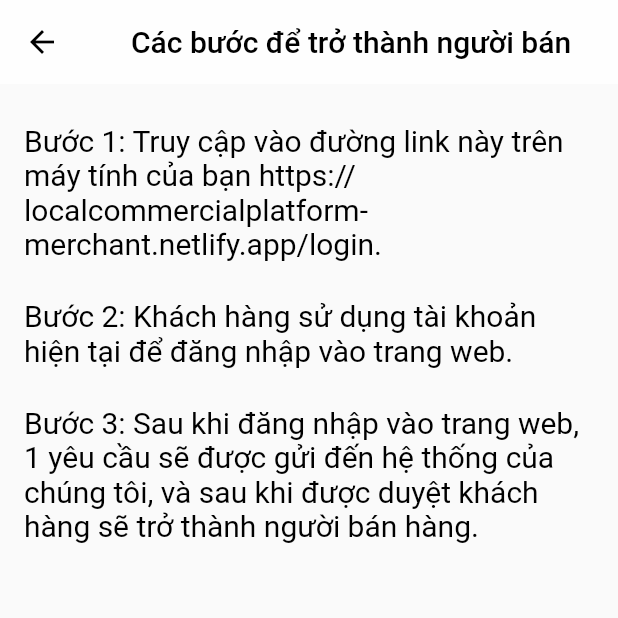
After one commit to Local-Ecommerce/lcp-mobile, a Flutter app: the BecomeMerchantScreen screen opened by its route, on a phone screen of 412 x 824 dp, the top half of it. The commit adds this screen. Run offline on Flutter 3.47's test engine with Material 2 defaults, Android fonts, the phone set to English and light mode, and no system bars; our stand-ins replace bloc, bubble_tab_indicator, cached_network_image, carousel_slider, cloud_firestore, dio and 14 more; missing offline and left inert: confirm_dialog; accounts and stored records are empty.

Commit message:
[02/05/2022 - KhoiLDA] Add Become Merchant and Fix Ui Code

```diff
--- a/lib/feature/discover/ui/discover_screen.dart
+++ b/lib/feature/discover/ui/discover_screen.dart
@@ -426,7 +426,7 @@ class _DiscoverScreenState extends State<DiscoverScreen>
   }
 
   _appBar(height) => PreferredSize(
-        preferredSize: Size(MediaQuery.of(context).size.width, height + 60),
+        preferredSize: Size(MediaQuery.of(context).size.width, height + 70),
         child: Stack(
           children: <Widget>[
             Container(
--- a/lib/feature/home/home.dart
+++ b/lib/feature/home/home.dart
@@ -4,7 +4,7 @@ import 'package:google_nav_bar/google_nav_bar.dart';
 import 'package:lcp_mobile/feature/cart/ui/cart_screen.dart';
 import 'package:lcp_mobile/feature/discover/ui/discover_screen.dart';
 import 'package:lcp_mobile/feature/portal/ui/portal_screen.dart';
-import 'package:lcp_mobile/feature/profile/profile_screen.dart';
+import 'package:lcp_mobile/feature/profile/ui/profile_screen.dart';
 
 class HomeScreen extends StatefulWidget {
   HomeScreen({Key key}) : super(key: key);
--- /dev/null
+++ b/lib/feature/profile/ui/become_merchant_screen.dart
@@ -0,0 +1,71 @@
+import 'package:flutter/material.dart';
+import 'package:lcp_mobile/resources/R.dart';
+import 'package:lcp_mobile/resources/app_theme.dart';
+
+class BecomeMerchantScreen extends StatefulWidget {
+  @override
+  _BecomeMerchantScreenState createState() => _BecomeMerchantScreenState();
+}
+
+class _BecomeMerchantScreenState extends State<BecomeMerchantScreen> {
+  final GlobalKey<ScaffoldState> _scaffoldKey = GlobalKey<ScaffoldState>();
+  @override
+  Widget build(BuildContext context) {
+    return Scaffold(
+      key: _scaffoldKey,
+      appBar: AppBar(
+        elevation: 0,
+        backgroundColor: Colors.white70,
+        iconTheme: IconThemeData(
+          color: Colors.black, //change your color here
+        ),
+        title: Center(
+          child: Text(
+            "Các bước để trở thành người bán",
+            style: TextStyle(color: Colors.black),
+          ),
+        ),
+      ),
+      body: Padding(
+        padding: const EdgeInsets.all(16.0),
+        child: ListView(
+          children: <Widget>[
+            SizedBox(
+              height: 10,
+            ),
+            Text(
+              "Bước 1: Truy cập vào đường link này trên máy tính của bạn https://localcommercialplatform-merchant.netlify.app/login.",
+              style: TextStyle(
+                color: Colors.black,
+                fontSize: 20,
+                fontStyle: FontStyle.normal,
+              ),
+            ),
+            SizedBox(
+              height: 25,
+            ),
+            Text(
+              "Bước 2: Khách hàng sử dụng tài khoản hiện tại để đăng nhập vào trang web.",
+              style: TextStyle(
+                color: Colors.black,
+                fontSize: 20,
+                fontStyle: FontStyle.normal,
+              ),
+            ),
+            SizedBox(
+              height: 25,
+            ),
+            Text(
+              "Bước 3: Sau khi đăng nhập vào trang web, 1 yêu cầu sẽ được gửi đến hệ thống của chúng tôi, và sau khi được duyệt khách hàng sẽ trở thành người bán hàng.",
+              style: TextStyle(
+                color: Colors.black,
+                fontSize: 20,
+                fontStyle: FontStyle.normal,
+              ),
+            ),
+          ],
+        ),
+      ),
+    );
+  }
+}
--- a/lib/resources/app_data.dart
+++ b/lib/resources/app_data.dart
@@ -24,6 +24,7 @@ enum AppSettings {
   MY_ORDER,
   INFO,
   CHANGE_PASSWORD,
+  CONNECT_WITH_US,
   LOGOUT,
 }
 
@@ -36,6 +37,8 @@ extension SettingsExtension on AppSettings {
         return "Đổi mật khẩu";
       case AppSettings.INFO:
         return "Cập nhật thông tin";
+      case AppSettings.CONNECT_WITH_US:
+        return "Trở thành người bán hàng";
       case AppSettings.LOGOUT:
         return "Đăng xuất";
     }
--- a/lib/route/route_constants.dart
+++ b/lib/route/route_constants.dart
@@ -7,6 +7,7 @@ class RouteConstant {
   static const String registerRoute = '/register';
   static const String changePasswordRoute = '/change_password';
   static const String forgotPasswordRoute = '/forgot_password';
+  static const String becomeMerchantRoute = '/become_merchant';
   static const String updateProfileRoute = '/update_profile';
   static const String productDetailsRoute = '/product_details';
   static const String cart = '/cart';
--- a/lib/route/router.dart
+++ b/lib/route/router.dart
@@ -20,7 +20,8 @@ import 'package:lcp_mobile/feature/portal_details/ui/new_detail_screen.dart';
 import 'package:lcp_mobile/feature/portal_details/ui/poi_detail_screen.dart';
 import 'package:lcp_mobile/feature/product_category/product_categorys_screen.dart';
 import 'package:lcp_mobile/feature/product_details/ui/product_details_screen.dart';
-import 'package:lcp_mobile/feature/profile/profile_screen.dart';
+import 'package:lcp_mobile/feature/profile/ui/become_merchant_screen.dart';
+import 'package:lcp_mobile/feature/profile/ui/profile_screen.dart';
 import 'package:lcp_mobile/feature/shipping/shipping_method_screen.dart';
 import 'package:lcp_mobile/route/route_constants.dart';
 import 'package:lcp_mobile/route/slide_route_builder.dart';
@@ -36,6 +37,8 @@ class AppRouter {
         return SlideRouteBuilder(page: ProfileScreen());
       case RouteConstant.changePasswordRoute:
         return SlideRouteBuilder(page: ChangePasswordScreen());
+      case RouteConstant.becomeMerchantRoute:
+        return SlideRouteBuilder(page: BecomeMerchantScreen());
       case RouteConstant.productDetailsRoute:
         String productId = settings.arguments;
         return SlideRouteBuilder(
--- a/lib/widget/profile_tab_view.dart
+++ b/lib/widget/profile_tab_view.dart
@@ -30,7 +30,7 @@ class ProfileTabView extends StatelessWidget {
       child: Material(
         color: Colors.transparent,
         child: Ink.image(
-          image: appUser.profileImage != null ? NetworkImage(appUser.profileImage) : imageDefault,
+          image: appUser.profileImage.isNotEmpty ? NetworkImage(appUser.profileImage) : imageDefault,
           fit: BoxFit.cover,
           width: 128,
           height: 128,
```
Also changed, not shown: lib/feature/auth/password/change_password_screen.dart (added, +194 -0 lines), lib/feature/auth/password/forgot_password_screen.dart (added, +126 -0 lines), lib/feature/auth/register/ui/regis_screen.dart (+7 -4 lines), lib/feature/auth/register/ui/update_info_screen.dart (+65 -38 lines), lib/feature/profile/ui/profile_screen.dart (renamed from lib/feature/profile/profile_screen.dart, +7 -3 lines), lib/widget/card_product.dart (+11 -9 lines).
